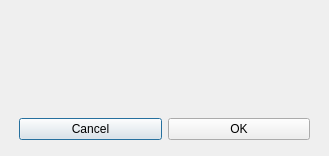
DORB/Verkur3GUI, file removecomputerdialog.ui: the form before one commit.
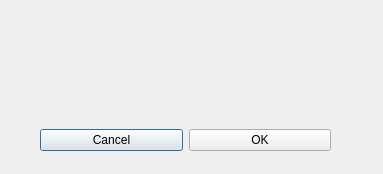
The form after the commit.

What changed in the file:
```diff
--- a/removecomputerdialog.ui
+++ b/removecomputerdialog.ui
@@ -6,8 +6,8 @@
    <rect>
     <x>0</x>
     <y>0</y>
-    <width>329</width>
-    <height>156</height>
+    <width>383</width>
+    <height>174</height>
    </rect>
   </property>
   <property name="windowTitle">
@@ -16,8 +16,8 @@
   <widget class="QWidget" name="verticalLayoutWidget">
    <property name="geometry">
     <rect>
-     <x>19</x>
-     <y>19</y>
+     <x>40</x>
+     <y>30</y>
      <width>291</width>
      <height>121</height>
     </rect>
```
Left out of the diff: 2 changed lines with no effect on the pictures.
